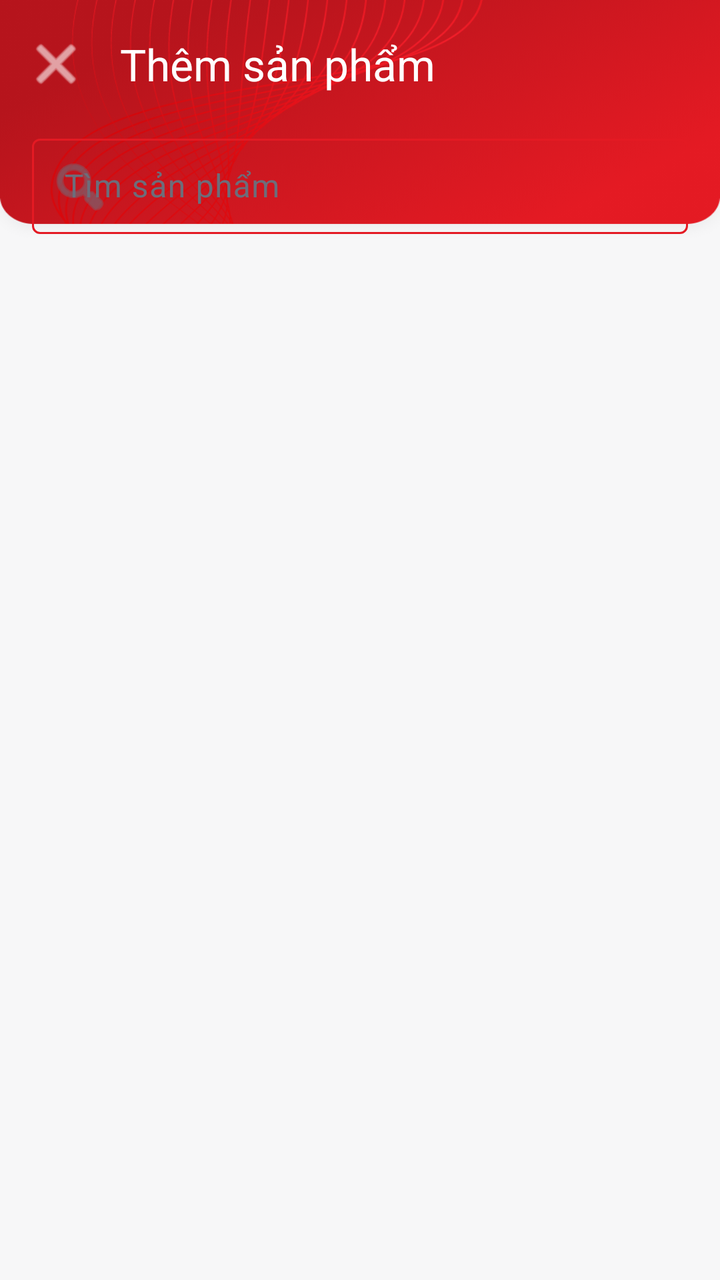
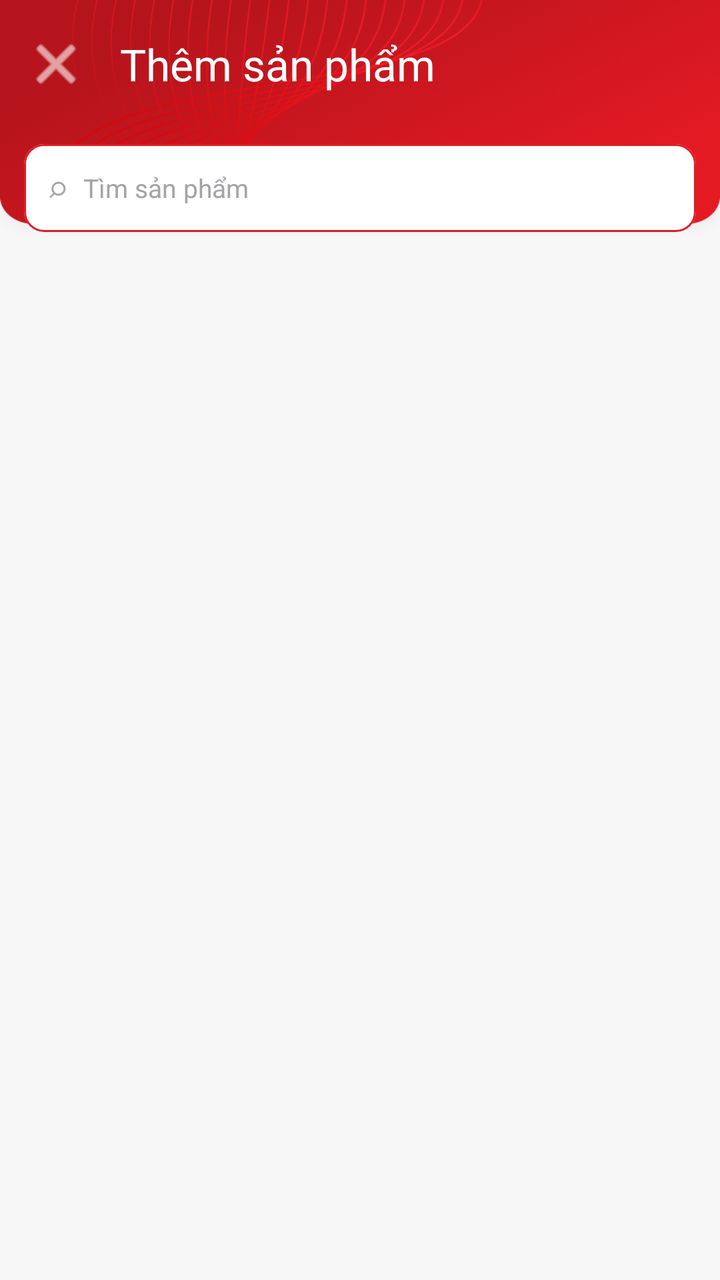

An Android layout rendered at two revisions. The XML below is the earlier revision; the diff shows what the commit changed to produce the second picture.
<!-- AndroidManifest.xml: application theme Theme.ESalesSFA -->
<!-- res/layout/fragment_product_picker.xml -->
<?xml version="1.0" encoding="utf-8"?>
<LinearLayout xmlns:android="http://schemas.android.com/apk/res/android"
    xmlns:app="http://schemas.android.com/apk/res-auto"
    android:layout_width="match_parent"
    android:layout_height="match_parent"
    android:orientation="vertical"
    android:background="@drawable/img">

    <com.google.android.material.appbar.MaterialToolbar
        android:id="@+id/toolbar"
        style="@style/Sfa.Toolbar"
        android:layout_width="match_parent"
        android:layout_height="?attr/actionBarSize"
        app:navigationIcon="@android:drawable/ic_menu_close_clear_cancel"
        app:title="@string/order_add_product" />

    <com.google.android.material.textfield.TextInputLayout
        style="@style/Widget.Material3.TextInputLayout.OutlinedBox.Dense"
        android:layout_width="match_parent"
        android:layout_height="wrap_content"
        android:layout_marginHorizontal="16dp"
        android:hint="@string/product_search_hint"
        app:startIconDrawable="@android:drawable/ic_menu_search">

        <com.google.android.material.textfield.TextInputEditText
            android:id="@+id/searchInput"
            android:layout_width="match_parent"
            android:layout_height="wrap_content"
            android:inputType="text"
            android:maxLines="1" />
    </com.google.android.material.textfield.TextInputLayout>

    <androidx.recyclerview.widget.RecyclerView
        android:id="@+id/productList"
        android:layout_width="match_parent"
        android:layout_height="0dp"
        android:layout_weight="1"
        android:layout_marginTop="8dp" />
</LinearLayout>
<!-- resources referenced by this layout -->
<resources>
  <!-- drawable img: png bitmap (drawable, 152402 bytes) -->
  <string name="order_add_product">Thêm sản phẩm</string>
  <string name="product_search_hint">Tìm sản phẩm</string>
  <style name="Sfa.Toolbar" parent="Widget.Material3.Toolbar">
          <item name="android:background">@android:color/transparent</item>
          <item name="titleTextColor">@color/white</item>
          <item name="subtitleTextColor">@color/white</item>
          <item name="navigationIconTint">@color/white</item>
          <item name="android:elevation">2dp</item>
      </style>
  <style name="Theme.ESalesSFA" parent="Base.Theme.ESalesSFA" />
  <color name="white">#FFFFFFFF</color>
  <style name="Base.Theme.ESalesSFA" parent="Theme.Material3.Light.NoActionBar">
          <item name="colorPrimary">@color/brandRed</item>
          <item name="colorOnPrimary">@color/white</item>
          <item name="colorPrimaryContainer">@color/brandRedFaint</item>
          <item name="colorOnPrimaryContainer">@color/brandRedDark</item>
  
          <item name="colorSecondary">@color/stateBlue</item>
          <item name="colorOnSecondary">@color/white</item>
  
          <item name="colorError">@color/brandRed</item>
          <item name="colorOnError">@color/white</item>
  
          
          <item name="android:colorBackground">@color/surfaceGray</item>
          <item name="colorSurface">@color/white</item>
          <item name="colorOnSurface">@color/textDark</item>
          <item name="colorSurfaceVariant">@color/white</item>
          <item name="colorOnSurfaceVariant">@color/textGrayDark</item>
          <item name="colorOutline">@color/lineGray</item>
          <item name="colorOutlineVariant">@color/lineGray</item>
  
          <item name="android:textColorPrimary">@color/textDark</item>
          <item name="android:textColorSecondary">@color/textGrayDark</item>
          <item name="android:listDivider">@color/lineGray</item>
  
          
          <item name="android:statusBarColor">@android:color/transparent</item>
          <item name="android:navigationBarColor">@android:color/transparent</item>
  
          <item name="materialAlertDialogTheme">@style/ThemeOverlay.Sfa.Dialog</item>
      </style>
  <color name="brandRed">#E41A23</color>
  <color name="brandRedFaint">#1AE41A23</color>
  <color name="brandRedDark">#B6141C</color>
  <color name="stateBlue">#2D2DFE</color>
  <color name="surfaceGray">#F7F7F8</color>
  <color name="textDark">#0A091B</color>
  <color name="textGrayDark">#6D6D7A</color>
  <color name="lineGray">@color/brandRed</color>
  <style name="ThemeOverlay.Sfa.Dialog" parent="ThemeOverlay.Material3.MaterialAlertDialog">
          <item name="colorPrimary">@color/brandRed</item>
      </style>
</resources>

<!-- the commit's change to res/layout/fragment_product_picker.xml (unified diff, before → after) -->
@@ -14,26 +14,48 @@
         app:navigationIcon="@android:drawable/ic_menu_close_clear_cancel"
         app:title="@string/order_add_product" />
 
-    <com.google.android.material.textfield.TextInputLayout
-        style="@style/Widget.Material3.TextInputLayout.OutlinedBox.Dense"
+    
+    <com.google.android.material.card.MaterialCardView
         android:layout_width="match_parent"
         android:layout_height="wrap_content"
-        android:layout_marginHorizontal="16dp"
-        android:hint="@string/product_search_hint"
-        app:startIconDrawable="@android:drawable/ic_menu_search">
+        android:layout_marginHorizontal="@dimen/space_md"
+        android:layout_marginTop="@dimen/space_sm"
+        app:cardCornerRadius="@dimen/search_radius"
+        app:cardElevation="0dp">
 
-        <com.google.android.material.textfield.TextInputEditText
-            android:id="@+id/searchInput"
+        <LinearLayout
             android:layout_width="match_parent"
             android:layout_height="wrap_content"
-            android:inputType="text"
-            android:maxLines="1" />
-    </com.google.android.material.textfield.TextInputLayout>
+            android:gravity="center_vertical"
+            android:orientation="horizontal"
+            android:paddingHorizontal="@dimen/space_md">
+
+            <TextView
+                style="@style/Sfa.Text.Body"
+                android:textColor="@color/textGray"
+                android:text="@string/glyph_search" />
+
+            <EditText
+                android:id="@+id/searchInput"
+                style="@style/Sfa.Text.Small"
+                android:layout_width="0dp"
+                android:layout_weight="1"
+                android:layout_height="@dimen/search_height"
+                android:background="@null"
+                android:hint="@string/product_search_hint"
+                android:imeOptions="actionSearch"
+                android:inputType="text"
+                android:maxLines="1"
+                android:paddingStart="@dimen/space_sm"
+                android:paddingEnd="0dp"
+                android:textColorHint="@color/textGray" />
+        </LinearLayout>
+    </com.google.android.material.card.MaterialCardView>
 
     <androidx.recyclerview.widget.RecyclerView
         android:id="@+id/productList"
         android:layout_width="match_parent"
         android:layout_height="0dp"
         android:layout_weight="1"
-        android:layout_marginTop="8dp" />
+        android:layout_marginTop="@dimen/space_sm" />
 </LinearLayout>
<!-- resource entries referenced after the edit -->
@@ -1,8 +1,21 @@
 <!-- resources referenced by this layout -->
 <resources>
+  <color name="textGray">#A4A4A8</color>
+  <dimen name="search_height">44dp</dimen>
+  <dimen name="search_radius">10dp</dimen>
+  <dimen name="space_md">12dp</dimen>
+  <dimen name="space_sm">8dp</dimen>
   <!-- drawable img: png bitmap (drawable, 152402 bytes) -->
+  <string name="glyph_search" translatable="false">⌕</string>
   <string name="order_add_product">Thêm sản phẩm</string>
   <string name="product_search_hint">Tìm sản phẩm</string>
+  <style name="Sfa.Text.Body" parent="Sfa.Text">
+          <item name="android:textSize">@dimen/text_body</item>
+      </style>
+  <style name="Sfa.Text.Small" parent="Sfa.Text">
+          <item name="android:textSize">@dimen/text_small</item>
+          <item name="android:textColor">@color/textGrayDark</item>
+      </style>
   <style name="Sfa.Toolbar" parent="Widget.Material3.Toolbar">
           <item name="android:background">@android:color/transparent</item>
           <item name="titleTextColor">@color/white</item>
@@ -11,6 +24,13 @@
           <item name="android:elevation">2dp</item>
       </style>
   <style name="Theme.ESalesSFA" parent="Base.Theme.ESalesSFA" />
+  <style name="Sfa.Text" parent="">
+          <item name="android:layout_width">wrap_content</item>
+          <item name="android:layout_height">wrap_content</item>
+          <item name="android:textColor">@color/textDark</item>
+      </style>
+  <dimen name="text_body">15sp</dimen>
+  <dimen name="text_small">13sp</dimen>
   <color name="white">#FFFFFFFF</color>
   <style name="Base.Theme.ESalesSFA" parent="Theme.Material3.Light.NoActionBar">
           <item name="colorPrimary">@color/brandRed</item>
